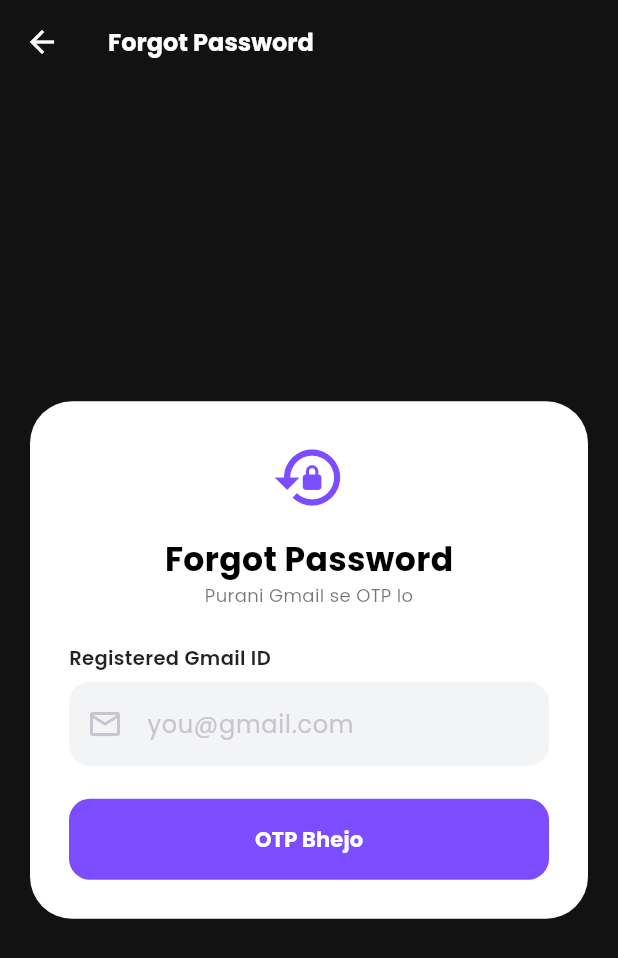
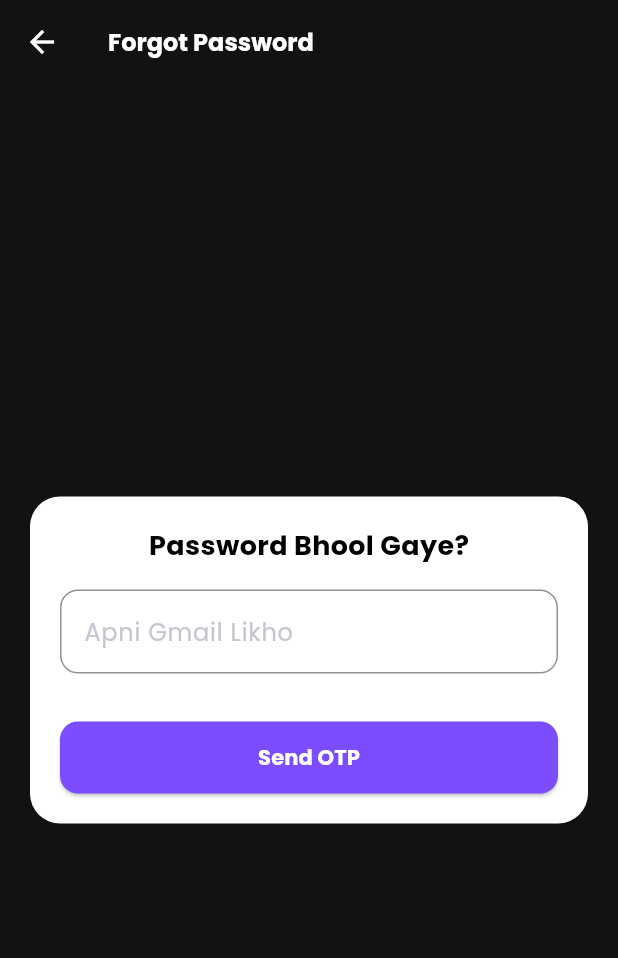
Before and after one commit to tauseefent8-ai/billing-app, a Flutter app: the IspForgotPasswordScreen screen opened directly, on a phone screen of 412 x 824 dp. Shown: the top 958 px of the screen. Run offline on Flutter 3.47's test engine with Material 3 defaults, Android fonts, the phone set to English and light mode, and no system bars; our stand-ins replace cloud_firestore, firebase_auth, firebase_core, fl_chart, google_fonts, hive_flutter and 6 more; missing offline and left inert: excel, mailer, router_os_client; accounts and stored records are empty.

Commit message:
Update isp_forgot_password_screen.dart

```diff
--- a/lib/screens/isp_forgot_password_screen.dart
+++ b/lib/screens/isp_forgot_password_screen.dart
@@ -4,8 +4,6 @@ import 'package:flutter/material.dart';
 import 'package:google_fonts/google_fonts.dart';
 import 'package:firebase_auth/firebase_auth.dart';
 import 'package:cloud_firestore/cloud_firestore.dart';
-import 'package:mailer/mailer.dart';
-import 'package:mailer/smtp_server.dart';
 
 class IspForgotPasswordScreen extends StatefulWidget {
   const IspForgotPasswordScreen({super.key});
@@ -25,9 +23,6 @@ class _IspForgotPasswordScreenState extends State<IspForgotPasswordScreen> {
   final otpCtrl = TextEditingController();
   final passCtrl = TextEditingController();
   final confirmPassCtrl = TextEditingController();
-
-  final String companyEmail = "tauseefent8@gmail.com";
-  final String appPassword = "enkwgxaohmygrnil";
 
   Timer? _timer;
   int _seconds = 0;
@@ -50,37 +45,28 @@ class _IspForgotPasswordScreenState extends State<IspForgotPasswordScreen> {
       ScaffoldMessenger.of(context).showSnackBar(const SnackBar(content: Text("Sahi Gmail likho")));
       return;
     }
-
     setState(() => loading = true);
-
-    // --- YAHAN FIX KIYA HAI - AB FIRESTORE ME CHECK KAREGA ---
     try {
       var check = await FirebaseFirestore.instance.collection('isps').where('email', isEqualTo: emailCtrl.text.trim()).get();
       if (check.docs.isEmpty) {
-        // Agar isps me nahi mila to Auth me bhi try karo, ho sakta hai purani ID ho
-        // Lekin error nahi dikhana, direct OTP bhej dena taake kaam chale
-        print("Firestore me nahi mila, phir bhi OTP bhej rahe hain");
+        setState(()=> loading = false);
+        ScaffoldMessenger.of(context).showSnackBar(SnackBar(content: Text("Ye Gmail se koi ISP ID nahi bani hui"), backgroundColor: Colors.red));
+        return;
       }
-    } catch (e) {
-      print("Check error: $e");
-    }
-    // --- FIX KHATAM ---
-
-    generatedOtp = (100000 + Random().nextInt(900000)).toString();
-    final smtpServer = gmail(companyEmail, appPassword);
-    final message = Message()
-      ..from = Address(companyEmail, 'Tauseef Enterprises')
-      ..recipients.add(emailCtrl.text.trim())
-      ..subject = 'Password Reset OTP - $generatedOtp'
-      ..text = 'Aapka Password Reset OTP hai: $generatedOtp\nIsko kisi se share na kare.';
-    try {
-      await send(message, smtpServer);
+      String otp = (100000 + Random().nextInt(900000)).toString();
+      setState(()=> generatedOtp = otp);
+      await FirebaseFirestore.instance.collection('email_otps').doc(emailCtrl.text.trim()).set({
+        'otp': otp,
+        'time': DateTime.now().millisecondsSinceEpoch,
+        'email': emailCtrl.text.trim(),
+        'type': 'forgot'
+      });
       setState(() { isOtpSent = true; loading = false; });
       startTimer();
-      ScaffoldMessenger.of(context).showSnackBar(SnackBar(content: Text(isResend ? "OTP Dobara Bhej Diya!" : "OTP bhej diya ${emailCtrl.text.trim()} pe")));
+      ScaffoldMessenger.of(context).showSnackBar(SnackBar(content: Text(isResend ? "OTP Dobara: $otp" : "Aapka OTP hai: $otp"), backgroundColor: Colors.green, duration: Duration(seconds: 8)));
     } catch (e) {
-      setState(() => loading = false);
-      ScaffoldMessenger.of(context).showSnackBar(SnackBar(content: Text("Email Fail: $e")));
+      setState(()=> loading = false);
+      ScaffoldMessenger.of(context).showSnackBar(SnackBar(content: Text("Error: $e"), backgroundColor: Colors.red));
     }
   }
 
@@ -91,37 +77,28 @@ class _IspForgotPasswordScreenState extends State<IspForgotPasswordScreen> {
     }
     setState(() { isOtpVerified = true; });
     _timer?.cancel();
-    ScaffoldMessenger.of(context).showSnackBar(const SnackBar(content: Text("OTP Verified! Naya Password Banao"), backgroundColor: Colors.green));
+    ScaffoldMessenger.of(context).showSnackBar(const SnackBar(content: Text("OTP Verified! Ab Naya Password Banao"), backgroundColor: Colors.green));
   }
 
   Future<void> resetPassword() async {
     if (passCtrl.text.trim().length < 6) {
-      ScaffoldMessenger.of(context).showSnackBar(const SnackBar(content: Text("Password kam se kam 6 harf ka ho")));
+      ScaffoldMessenger.of(context).showSnackBar(const SnackBar(content: Text("Password 6 harf ka likho")));
       return;
     }
     if (passCtrl.text.trim() != confirmPassCtrl.text.trim()) {
-      ScaffoldMessenger.of(context).showSnackBar(const SnackBar(content: Text("Password match nahi kar raha")));
+      ScaffoldMessenger.of(context).showSnackBar(const SnackBar(content: Text("Password match nahi")));
       return;
     }
-    setState(() => loading = true);
+    setState(()=> loading = true);
     try {
       await FirebaseAuth.instance.sendPasswordResetEmail(email: emailCtrl.text.trim());
-
-      setState(() => loading = false);
-      if (mounted) {
-        showDialog(
-          context: context,
-          barrierDismissible: false,
-          builder: (c) => AlertDialog(
-            title: Text("Email Bhej Di Gayi!", style: GoogleFonts.poppins(fontWeight: FontWeight.bold)),
-            content: Text("Humne ${emailCtrl.text.trim()} pe password reset ka link bhej diya hai.\n\n1. Gmail kholo\n2. Link pe click karo\n3. Naya password set karo\n\nAapka purana data safe rahega.", style: GoogleFonts.poppins(fontSize: 13)),
-            actions: [TextButton(onPressed: () { Navigator.pop(c); Navigator.pop(context); }, child: const Text("OK"))],
-          ),
-        );
-      }
+      await FirebaseFirestore.instance.collection('email_otps').doc(emailCtrl.text.trim()).delete();
+      setState(()=> loading = false);
+      ScaffoldMessenger.of(context).showSnackBar(SnackBar(content: Text("Password Reset Email bhej diya hai ${emailCtrl.text.trim()} pe - Check karo"), backgroundColor: Colors.green, duration: Duration(seconds: 6)));
+      Navigator.pop(context);
     } catch (e) {
-      setState(() => loading = false);
-      ScaffoldMessenger.of(context).showSnackBar(SnackBar(content: Text("Error: $e")));
+      setState(()=> loading = false);
+      ScaffoldMessenger.of(context).showSnackBar(SnackBar(content: Text("Error: $e"), backgroundColor: Colors.red));
     }
   }
 
@@ -129,43 +106,35 @@ class _IspForgotPasswordScreenState extends State<IspForgotPasswordScreen> {
   Widget build(BuildContext context) {
     return Scaffold(
       backgroundColor: const Color(0xFF121212),
-      appBar: AppBar(backgroundColor: const Color(0xFF121212), leading: IconButton(icon: const Icon(Icons.arrow_back, color: Colors.white), onPressed: ()=> Navigator.pop(context)), title: Text("Forgot Password", style: GoogleFonts.poppins(color: Colors.white, fontSize: 16, fontWeight: FontWeight.bold))),
+      appBar: AppBar(backgroundColor: const Color(0xFF121212), leading: IconButton(icon: Icon(Icons.arrow_back, color: Colors.white), onPressed: ()=> Navigator.pop(context)), title: Text("Forgot Password", style: GoogleFonts.poppins(color: Colors.white, fontSize: 16, fontWeight: FontWeight.bold))),
       body: Center(
         child: SingleChildScrollView(
           padding: const EdgeInsets.all(20),
           child: Container(
             width: 420,
-            padding: const EdgeInsets.all(26),
-            decoration: BoxDecoration(color: Colors.white, borderRadius: BorderRadius.circular(28)),
+            padding: const EdgeInsets.all(20),
+            decoration: BoxDecoration(color: Colors.white, borderRadius: BorderRadius.circular(20)),
             child: Column(
-              crossAxisAlignment: CrossAxisAlignment.start,
               children: [
-                Center(child: Icon(Icons.lock_reset, size: 50, color: Color(0xFF7C4DFF))),
-                const SizedBox(height: 14),
-                Center(child: Text(isOtpVerified ? "New Password" : isOtpSent ? "Verify OTP" : "Forgot Password", style: GoogleFonts.poppins(fontSize: 22, fontWeight: FontWeight.bold, color: Colors.black))),
-                Center(child: Text(isOtpVerified ? "Naya password banao" : isOtpSent ? "OTP Gmail pe bheja gaya" : "Purani Gmail se OTP lo", style: GoogleFonts.poppins(fontSize: 12, color: Colors.black54))),
-                const SizedBox(height: 24),
-                _label("Registered Gmail ID"),
-                TextField(controller: emailCtrl, enabled: !isOtpSent, style: const TextStyle(color: Colors.black), decoration: InputDecoration(hintText: "you@gmail.com", prefixIcon: const Icon(Icons.email_outlined), filled: true, fillColor: const Color(0xFFF3F4F6), border: OutlineInputBorder(borderRadius: BorderRadius.circular(14), borderSide: BorderSide.none))),
-                if (isOtpSent && !isOtpVerified) ...[
-                  const SizedBox(height: 14),
-                  _label("OTP Code"),
-                  TextField(controller: otpCtrl, keyboardType: TextInputType.number, style: const TextStyle(color: Colors.black), decoration: InputDecoration(hintText: "6 digit OTP", prefixIcon: const Icon(Icons.shield_outlined), filled: true, fillColor: const Color(0xFFF3F4F6), border: OutlineInputBorder(borderRadius: BorderRadius.circular(14), borderSide: BorderSide.none))),
+                Text("Password Bhool Gaye?", style: GoogleFonts.poppins(color: Colors.black, fontWeight: FontWeight.bold, fontSize: 18)),
+                SizedBox(height: 16),
+                TextField(controller: emailCtrl, style: TextStyle(color: Colors.black), decoration: InputDecoration(labelText: "Apni Gmail Likho", border: OutlineInputBorder(borderRadius: BorderRadius.circular(12)))),
+                SizedBox(height: 12),
+                if(isOtpSent)...[
+                  TextField(controller: otpCtrl, style: TextStyle(color: Colors.black), decoration: InputDecoration(labelText: "OTP", border: OutlineInputBorder(borderRadius: BorderRadius.circular(12)))),
+                  SizedBox(height: 8),
+                  Row(children: [
+                    ElevatedButton(onPressed: verifyOtp, style: ElevatedButton.styleFrom(backgroundColor: Colors.green), child: Text("Verify", style: TextStyle(color: Colors.white))),
+                    SizedBox(width: 10),
+                    if(canResend) TextButton(onPressed: ()=> sendOtp(isResend: true), child: Text("Resend")) else Text("$_seconds sec", style: TextStyle(fontSize: 12)),
+                  ]),
+                  if(isOtpVerified)...[
+                    SizedBox(height: 12),
+                    Text("Ab aapko email pe password reset ka link bhej diya jayega", style: GoogleFonts.poppins(fontSize: 11, color: Colors.black54)),
+                  ]
                 ],
-                if (isOtpVerified) ...[
-                  const SizedBox(height: 14),
-                  _label("New Password"),
-                  TextField(controller: passCtrl, obscureText: obscure, style: const TextStyle(color: Colors.black), decoration: InputDecoration(hintText: "Naya password", prefixIcon: const Icon(Icons.lock_outline), suffixIcon: IconButton(icon: Icon(obscure ? Icons.visibility_off : Icons.visibility, size: 20), onPressed: ()=> setState(()=> obscure = !obscure)), filled: true, fillColor: const Color(0xFFF3F4F6), border: OutlineInputBorder(borderRadius: BorderRadius.circular(14), borderSide: BorderSide.none))),
-                  const SizedBox(height: 14),
-                  _label("Confirm New Password"),
-                  TextField(controller: confirmPassCtrl, obscureText: obscure2, style: const TextStyle(color: Colors.black), decoration: InputDecoration(hintText: "Password dobara likho", prefixIcon: const Icon(Icons.lock_outline), suffixIcon: IconButton(icon: Icon(obscure2 ? Icons.visibility_off : Icons.visibility, size: 20), onPressed: ()=> setState(()=> obscure2 = !obscure2)), filled: true, fillColor: const Color(0xFFF3F4F6), border: OutlineInputBorder(borderRadius: BorderRadius.circular(14), borderSide: BorderSide.none))),
-                ],
-                const SizedBox(height: 22),
-                SizedBox(width: double.infinity, height: 54, child: ElevatedButton(style: ElevatedButton.styleFrom(backgroundColor: const Color(0xFF7C4DFF), shape: RoundedRectangleBorder(borderRadius: BorderRadius.circular(14)), elevation: 0), onPressed: loading ? null : () { if (!isOtpSent) { sendOtp(); } else if (!isOtpVerified) { verifyOtp(); } else { resetPassword(); } }, child: loading ? const CircularProgressIndicator(color: Colors.white) : Text(!isOtpSent ? "OTP Bhejo" : !isOtpVerified ? "Verify OTP" : "Reset Link Bhejo", style: GoogleFonts.poppins(color: Colors.white, fontWeight: FontWeight.bold, fontSize: 14)))),
-                if (isOtpSent && !isOtpVerified) ...[
-                  const SizedBox(height: 12),
-                  Center(child: canResend ? TextButton(onPressed: loading ? null : () => sendOtp(isResend: true), child: Text("Resend OTP", style: GoogleFonts.poppins(color: const Color(0xFF7C4DFF), fontWeight: FontWeight.bold, fontSize: 13))) : Text("Resend OTP in $_seconds sec", style: GoogleFonts.poppins(color: Colors.black54, fontSize: 13))),
-                ],
+                SizedBox(height: 20),
+                SizedBox(width: double.infinity, child: ElevatedButton(style: ElevatedButton.styleFrom(backgroundColor: Color(0xFF7C4DFF), padding: EdgeInsets.symmetric(vertical: 14), shape: RoundedRectangleBorder(borderRadius: BorderRadius.circular(12))), onPressed: loading? null : (){ if(!isOtpSent){ sendOtp(); } else if(!isOtpVerified){ verifyOtp(); } else { resetPassword(); } }, child: loading? SizedBox(width: 18, height: 18, child: CircularProgressIndicator(color: Colors.white, strokeWidth: 2)) : Text(isOtpSent? (isOtpVerified? "Send Reset Email" : "Verify OTP") : "Send OTP", style: GoogleFonts.poppins(color: Colors.white, fontWeight: FontWeight.bold)))),
               ],
             ),
           ),
@@ -173,5 +142,4 @@ class _IspForgotPasswordScreenState extends State<IspForgotPasswordScreen> {
       ),
     );
   }
-  Widget _label(String t) => Padding(padding: const EdgeInsets.only(bottom: 6), child: Text(t, style: GoogleFonts.poppins(fontWeight: FontWeight.w600, fontSize: 13, color: Colors.black87)));
 }
```
